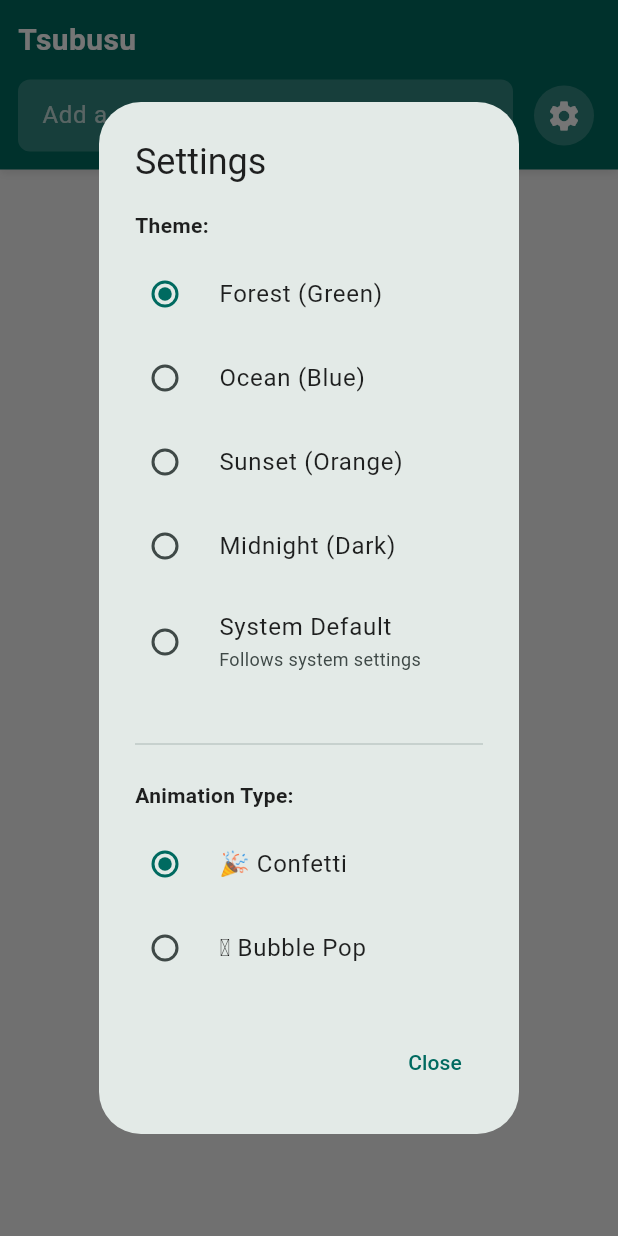
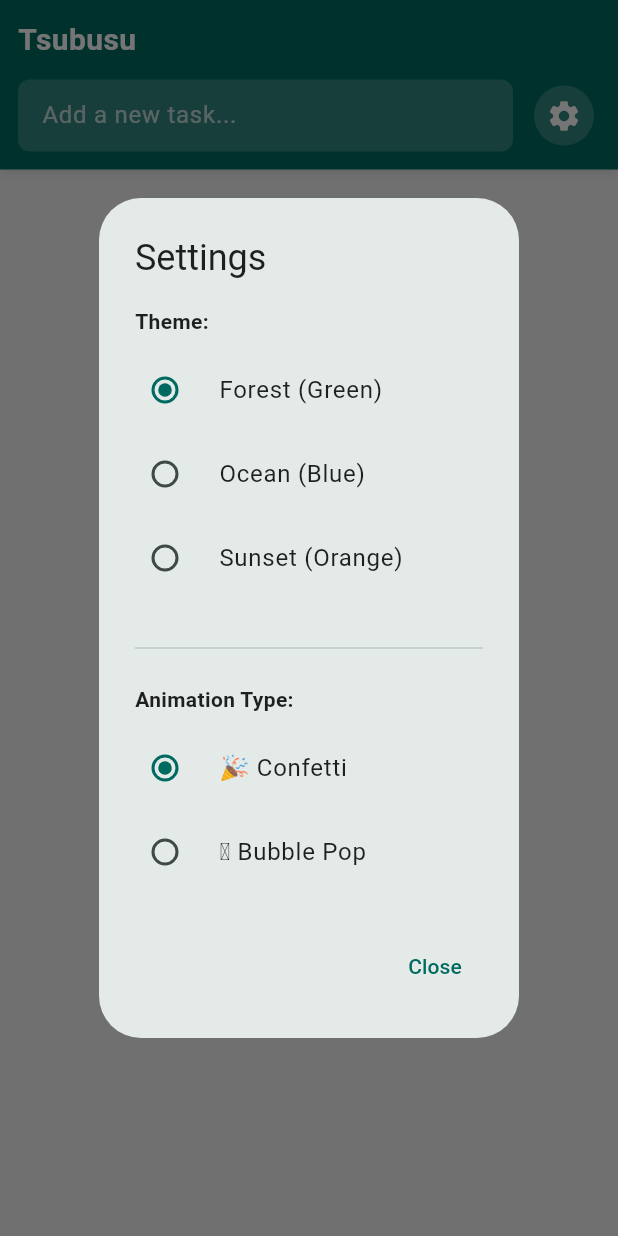
Before and after one commit to ShinyaYoshida-biomet/tsubusu, a Flutter app: the screen it shows after launch, after a tap on the "settings" icon, on a phone screen of 412 x 824 dp. Run offline on Flutter 3.47's test engine with Material 3 defaults, Android fonts, the phone set to English and light mode, and no system bars; our stand-ins replace shared_preferences.

Commit message:
remove unnecessary themes

```diff
--- a/lib/models/app_theme.dart
+++ b/lib/models/app_theme.dart
@@ -4,8 +4,6 @@ enum ThemeType {
   forest,
   ocean,
   sunset,
-  midnight,
-  system,
 }
 
 class AppTheme {
@@ -80,26 +78,10 @@ class AppTheme {
     brightness: Brightness.light,
   );
 
-  // Midnight theme (dark theme)
-  static const midnight = AppTheme(
-    name: 'Midnight',
-    type: ThemeType.midnight,
-    primaryColor: Color(0xFF64B5F6),
-    backgroundColor: Color(0xFF121212),
-    cardColor: Color(0xFF1E1E1E),
-    textColor: Colors.white,
-    completedSectionColor: Color(0xFF2D2D2D),
-    completedTextColor: Color(0xFF888888),
-    borderColor: Color(0xFF404040),
-    shadowColor: Color(0x33000000),
-    brightness: Brightness.dark,
-  );
-
   static const List<AppTheme> predefinedThemes = [
     forest,
     ocean,
     sunset,
-    midnight,
   ];
 
   static AppTheme getTheme(ThemeType type) {
@@ -110,11 +92,6 @@ class AppTheme {
         return ocean;
       case ThemeType.sunset:
         return sunset;
-      case ThemeType.midnight:
-        return midnight;
-      case ThemeType.system:
-        // Return appropriate theme based on system brightness
-        return forest; // Default fallback
     }
   }
 
--- a/lib/providers/theme_provider.dart
+++ b/lib/providers/theme_provider.dart
@@ -6,10 +6,8 @@ class ThemeProvider extends ChangeNotifier {
   static const String _themeKey = 'selected_theme';
 
   AppTheme _currentTheme = AppTheme.forest; // Default to Forest theme
-  bool _isSystemTheme = false;
 
   AppTheme get currentTheme => _currentTheme;
-  bool get isSystemTheme => _isSystemTheme;
 
   ThemeProvider() {
     _loadTheme();
@@ -26,18 +24,11 @@ class ThemeProvider extends ChangeNotifier {
           orElse: () => ThemeType.forest,
         );
 
-        if (themeType == ThemeType.system) {
-          _isSystemTheme = true;
-          _updateSystemTheme();
-        } else {
-          _currentTheme = AppTheme.getTheme(themeType);
-          _isSystemTheme = false;
-        }
+        _currentTheme = AppTheme.getTheme(themeType);
       }
     } catch (e) {
       // If loading fails, use default Forest theme
       _currentTheme = AppTheme.forest;
-      _isSystemTheme = false;
     }
     notifyListeners();
   }
@@ -47,32 +38,12 @@ class ThemeProvider extends ChangeNotifier {
       final prefs = await SharedPreferences.getInstance();
       await prefs.setString(_themeKey, themeType.toString());
 
-      if (themeType == ThemeType.system) {
-        _isSystemTheme = true;
-        _updateSystemTheme();
-      } else {
-        _currentTheme = AppTheme.getTheme(themeType);
-        _isSystemTheme = false;
-      }
+      _currentTheme = AppTheme.getTheme(themeType);
 
       notifyListeners();
     } catch (e) {
       // Handle error gracefully
       debugPrint('Failed to save theme: $e');
-    }
-  }
-
-  void _updateSystemTheme() {
-    final brightness = WidgetsBinding.instance.platformDispatcher.platformBrightness;
-    _currentTheme = brightness == Brightness.dark
-        ? AppTheme.midnight
-        : AppTheme.forest;
-  }
-
-  void updateSystemTheme() {
-    if (_isSystemTheme) {
-      _updateSystemTheme();
-      notifyListeners();
     }
   }
 
--- a/lib/widgets/molecules/settings_dialog.dart
+++ b/lib/widgets/molecules/settings_dialog.dart
@@ -29,9 +29,7 @@ class _SettingsDialogState extends State<SettingsDialog> {
     super.initState();
     _selectedAnimationType = widget.currentAnimationType;
     final themeProvider = Provider.of<ThemeProvider>(context, listen: false);
-    _selectedThemeType = themeProvider.isSystemTheme
-        ? ThemeType.system
-        : themeProvider.currentTheme.type;
+    _selectedThemeType = themeProvider.currentTheme.type;
   }
 
   void _handleAnimationTypeChange(AnimationType? type) async {
@@ -68,9 +66,6 @@ class _SettingsDialogState extends State<SettingsDialog> {
             const SizedBox(height: 8),
             ...ThemeType.values.map((type) => RadioListTile<ThemeType>(
                   title: CustomText(_getThemeDisplayName(type)),
-                  subtitle: type == ThemeType.system
-                      ? const CustomText('Follows system settings', style: TextStyle(fontSize: 12))
-                      : null,
                   value: type,
                   groupValue: _selectedThemeType,
                   onChanged: _handleThemeChange,
@@ -111,10 +106,6 @@ class _SettingsDialogState extends State<SettingsDialog> {
         return 'Ocean (Blue)';
       case ThemeType.sunset:
         return 'Sunset (Orange)';
-      case ThemeType.midnight:
-        return 'Midnight (Dark)';
-      case ThemeType.system:
-        return 'System Default';
     }
   }
 }
```
